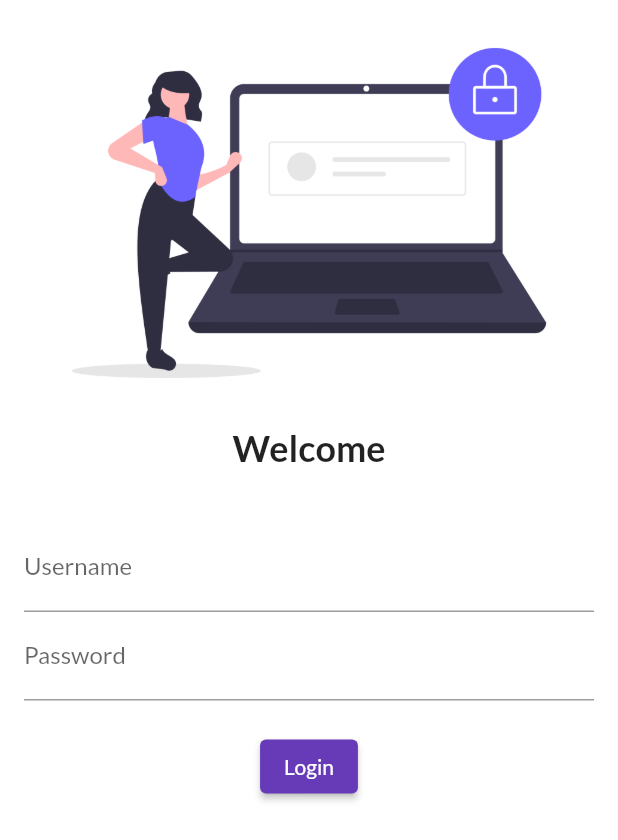
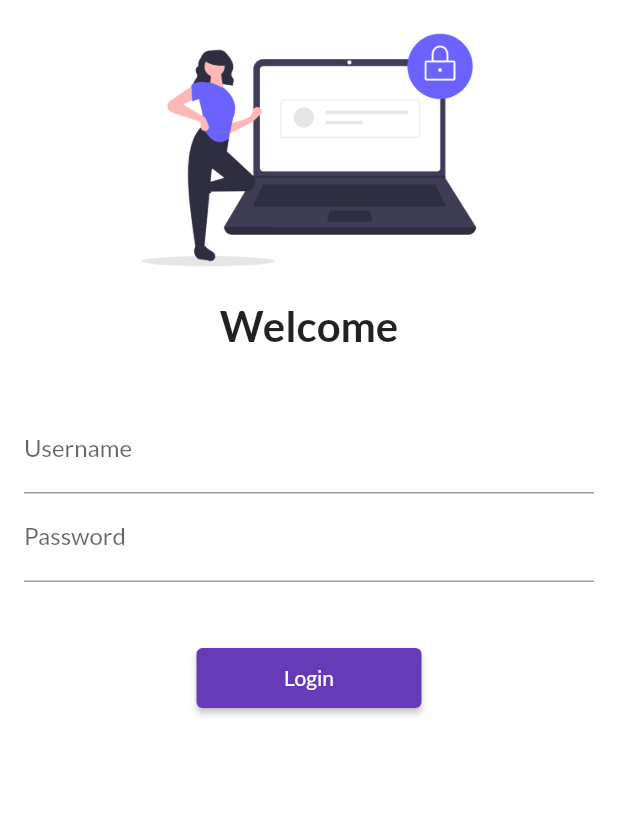
Before and after one commit to Adityasinghpatna/30DaysOfFlutter, a Flutter app: the screen it shows after launch, on a phone screen of 412 x 824 dp. Shown: the top 840 px of the screen. Run offline on Flutter 3.47's test engine with Material 2 defaults, Android fonts, the phone set to English and light mode, and no system bars; our stand-ins replace google_fonts.

Commit message:
Commiting things

```diff
--- a/lib/main.dart
+++ b/lib/main.dart
@@ -1,6 +1,7 @@
 import 'package:flutter/material.dart';
 import 'package:flutter_application_1/pages/home_page.dart';
 import 'package:flutter_application_1/pages/login%20page.dart';
+import 'package:flutter_application_1/utils/routes.dart';
 import 'package:google_fonts/google_fonts.dart';
 
 void main() {
@@ -23,8 +24,8 @@ class MyApp extends StatelessWidget {
         initialRoute: "/",
         routes: {
           "/":(context) => LoginPage(),
-          "/home":(context) => HomePage(),
-       "/login" :(context) => LoginPage()
+          MyRoutes.homeRoute:(context) => HomePage(),
+          MyRoutes.loginRoute :(context) => LoginPage()
         } ,
       );
   }
--- a/lib/pages/login page.dart
+++ b/lib/pages/login page.dart
@@ -1,20 +1,23 @@
 import 'package:flutter/material.dart';
+import 'package:flutter_application_1/utils/routes.dart';
 
 class LoginPage extends StatelessWidget {
   @override
   Widget build(BuildContext context) {
     return Material(
         color: Colors.white,
+        child: SingleChildScrollView(
           child: Column(
             children: [
               Image.asset(
                 "assets/images/login_image.png",
                 fit: BoxFit.cover,
+                height: 200,
               ),
               const Text(
                 "Welcome",
                 style: TextStyle(
-              fontSize: 24,
+                  fontSize: 28,
                   fontWeight: FontWeight.bold,
                 ),
               ),
@@ -36,19 +39,19 @@ class LoginPage extends StatelessWidget {
                     ),
                   ),
                   const SizedBox(
-                height: 20.0,
+                    height: 40.0,
                   ),
                   ElevatedButton(
                     onPressed: () {
-                  print("Hi AAdi");
+                     Navigator.pushNamed(context, MyRoutes.homeRoute);
                     },
                     child: Text("Login"),
-                style: TextButton.styleFrom(),
+                    style: TextButton.styleFrom(minimumSize: Size(150, 40)),
                   )
                 ]),
               )
             ],
           ),
-    );
+        ));
   }
 }
--- /dev/null
+++ b/lib/utils/routes.dart
@@ -0,0 +1,4 @@
+class MyRoutes{
+  static String loginRoute = "/login";
+  static String homeRoute = "/home";
+}
```
Lines whose indentation alone changed are shown as unchanged.
